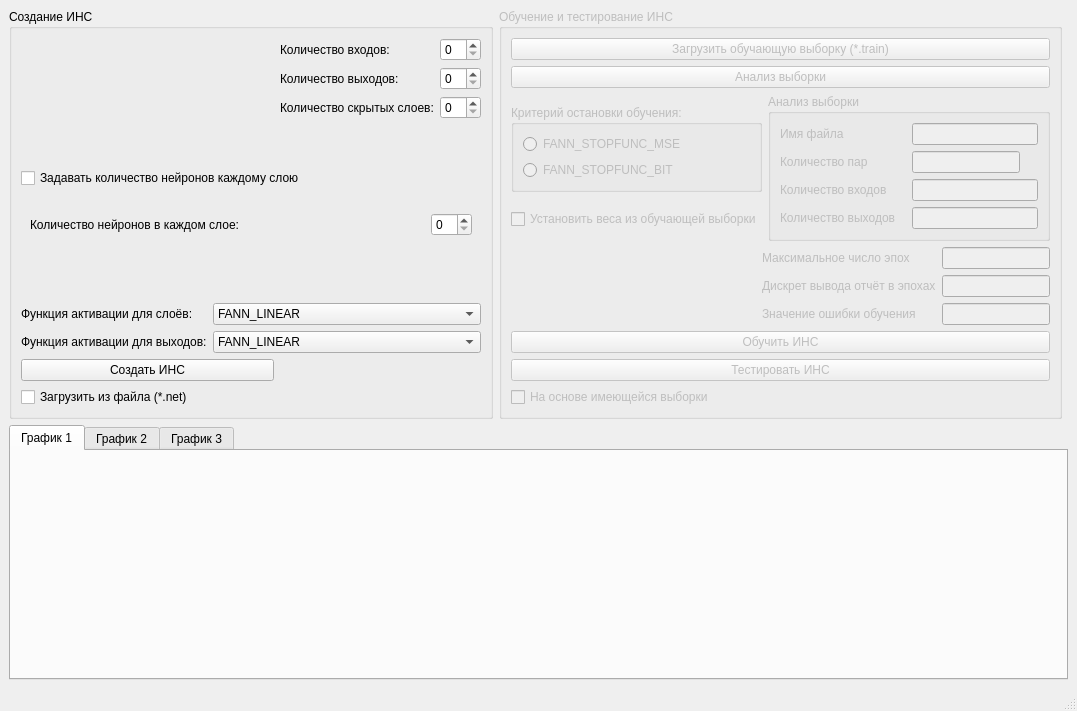
This is mainwindow.ui in dahelmm/Fann_Interface_Qt as Qt 5 draws it before an edit. The edited form follows.
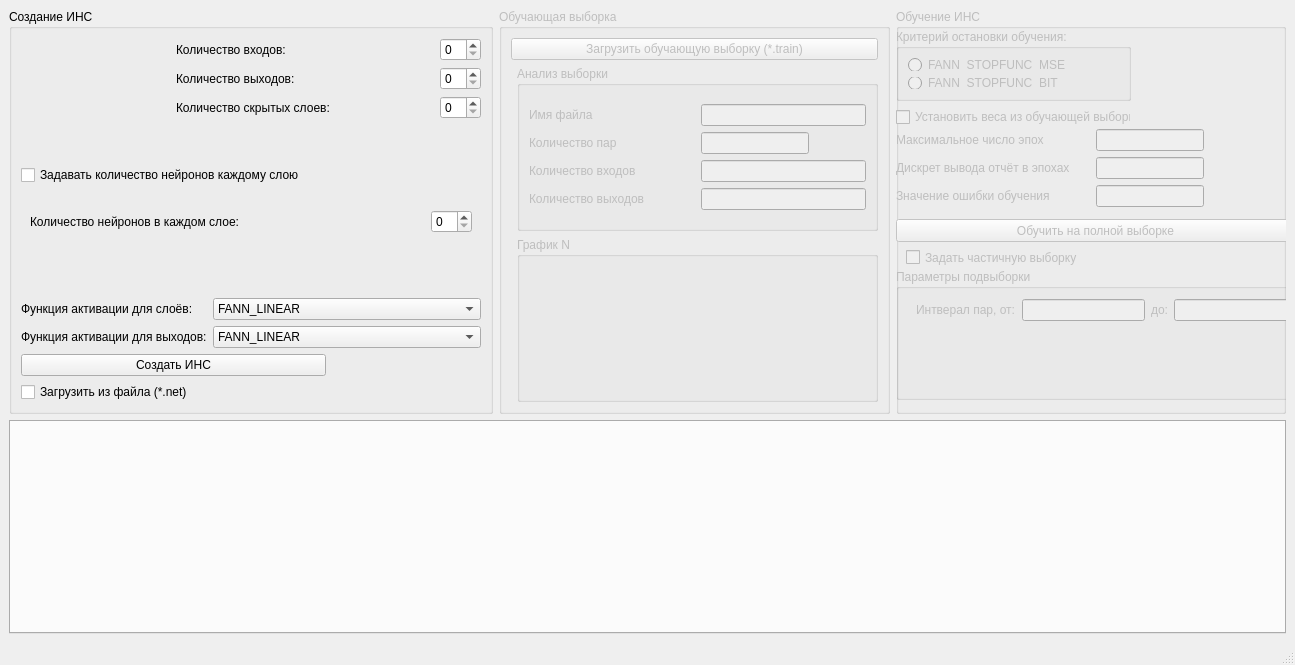
This is the edited form. Custom widgets are drawn as their Qt base class.

What changed in the file:
```diff
--- a/mainwindow.ui
+++ b/mainwindow.ui
@@ -6,8 +6,8 @@
    <rect>
     <x>0</x>
     <y>0</y>
-    <width>1053</width>
-    <height>711</height>
+    <width>1295</width>
+    <height>665</height>
    </rect>
   </property>
   <property name="windowTitle">
@@ -15,10 +15,358 @@
   </property>
   <widget class="QWidget" name="centralwidget">
    <layout class="QGridLayout" name="gridLayout_9">
+    <item row="0" column="2">
+     <widget class="QGroupBox" name="gB_training">
+      <property name="enabled">
+       <bool>false</bool>
+      </property>
+      <property name="sizePolicy">
+       <sizepolicy hsizetype="Expanding" vsizetype="Preferred">
+        <horstretch>0</horstretch>
+        <verstretch>0</verstretch>
+       </sizepolicy>
+      </property>
+      <property name="title">
+       <string>Обучение ИНС</string>
+      </property>
+      <widget class="QWidget" name="layoutWidget">
+       <property name="geometry">
+        <rect>
+         <x>0</x>
+         <y>20</y>
+         <width>235</width>
+         <height>98</height>
+        </rect>
+       </property>
+       <layout class="QVBoxLayout" name="verticalLayout">
+        <item>
+         <widget class="QGroupBox" name="gB_stopEducate">
+          <property name="sizePolicy">
+           <sizepolicy hsizetype="Expanding" vsizetype="Fixed">
+            <horstretch>0</horstretch>
+            <verstretch>0</verstretch>
+           </sizepolicy>
+          </property>
+          <property name="title">
+           <string>Критерий остановки обучения:</string>
+          </property>
+          <layout class="QGridLayout" name="gridLayout_3">
+           <item row="1" column="0">
+            <widget class="QRadioButton" name="rB_stop_bit">
+             <property name="text">
+              <string>FANN_STOPFUNC_BIT</string>
+             </property>
+            </widget>
+           </item>
+           <item row="0" column="0">
+            <widget class="QRadioButton" name="rB_stop_mse">
+             <property name="text">
+              <string>FANN_STOPFUNC_MSE</string>
+             </property>
+            </widget>
+           </item>
+          </layout>
+         </widget>
+        </item>
+        <item>
+         <widget class="QCheckBox" name="cB_set_weights">
+          <property name="text">
+           <string>Установить веса из обучающей выборки</string>
+          </property>
+         </widget>
+        </item>
+       </layout>
+      </widget>
+      <widget class="QWidget" name="layoutWidget_2">
+       <property name="geometry">
+        <rect>
+         <x>0</x>
+         <y>120</y>
+         <width>308</width>
+         <height>80</height>
+        </rect>
+       </property>
+       <layout class="QVBoxLayout" name="verticalLayout_2">
+        <item>
+         <layout class="QHBoxLayout" name="horizontalLayout_3">
+          <item>
+           <widget class="QLabel" name="l_max_count_eras">
+            <property name="sizePolicy">
+             <sizepolicy hsizetype="MinimumExpanding" vsizetype="Preferred">
+              <horstretch>0</horstretch>
+              <verstretch>0</verstretch>
+             </sizepolicy>
+            </property>
+            <property name="text">
+             <string>Максимальное число эпох</string>
+            </property>
+           </widget>
+          </item>
+          <item>
+           <widget class="QLineEdit" name="lE_max_count_eras">
+            <property name="sizePolicy">
+             <sizepolicy hsizetype="Minimum" vsizetype="Fixed">
+              <horstretch>0</horstretch>
+              <verstretch>0</verstretch>
+             </sizepolicy>
+            </property>
+           </widget>
+          </item>
+         </layout>
+        </item>
+        <item>
+         <layout class="QHBoxLayout" name="horizontalLayout_2">
+          <item>
+           <widget class="QLabel" name="l_ouput_report_eras">
+            <property name="sizePolicy">
+             <sizepolicy hsizetype="Expanding" vsizetype="Preferred">
+              <horstretch>0</horstretch>
+              <verstretch>0</verstretch>
+             </sizepolicy>
+            </property>
+            <property name="text">
+             <string>Дискрет вывода отчёт в эпохах</string>
+            </property>
+           </widget>
+          </item>
+          <item>
+           <widget class="QLineEdit" name="lE_ouput_report_eras">
+            <property name="sizePolicy">
+             <sizepolicy hsizetype="Minimum" vsizetype="Fixed">
+              <horstretch>0</horstretch>
+              <verstretch>0</verstretch>
+             </sizepolicy>
+            </property>
+           </widget>
+          </item>
+         </layout>
+        </item>
+        <item>
+         <layout class="QHBoxLayout" name="horizontalLayout">
+          <item>
+           <widget class="QLabel" name="l_learning_error_value">
+            <property name="sizePolicy">
+             <sizepolicy hsizetype="Expanding" vsizetype="Preferred">
+              <horstretch>0</horstretch>
+              <verstretch>0</verstretch>
+             </sizepolicy>
+            </property>
+            <property name="text">
+             <string>Значение ошибки обучения</string>
+            </property>
+           </widget>
+          </item>
+          <item>
+           <widget class="QLineEdit" name="lE_learning_error_value">
+            <property name="sizePolicy">
+             <sizepolicy hsizetype="Minimum" vsizetype="Fixed">
+              <horstretch>0</horstretch>
+              <verstretch>0</verstretch>
+             </sizepolicy>
+            </property>
+           </widget>
+          </item>
+         </layout>
+        </item>
+       </layout>
+      </widget>
+      <widget class="QPushButton" name="pB_educate">
+       <property name="geometry">
+        <rect>
+         <x>0</x>
+         <y>210</y>
+         <width>399</width>
+         <height>23</height>
+        </rect>
+       </property>
+       <property name="sizePolicy">
+        <sizepolicy hsizetype="MinimumExpanding" vsizetype="Fixed">
+         <horstretch>0</horstretch>
+         <verstretch>0</verstretch>
+        </sizepolicy>
+       </property>
+       <property name="text">
+        <string>Обучить на полной выборке</string>
+       </property>
+      </widget>
+      <widget class="QCheckBox" name="checkBox">
+       <property name="geometry">
+        <rect>
+         <x>10</x>
+         <y>240</y>
+         <width>201</width>
+         <height>17</height>
+        </rect>
+       </property>
+       <property name="text">
+        <string>Задать частичную выборку</string>
+       </property>
+      </widget>
+      <widget class="QGroupBox" name="gB_paraneters_subsample">
+       <property name="geometry">
+        <rect>
+         <x>0</x>
+         <y>260</y>
+         <width>411</width>
+         <height>131</height>
+        </rect>
+       </property>
+       <property name="title">
+        <string>Параметры подвыборки</string>
+       </property>
+       <widget class="QWidget" name="layoutWidget">
+        <property name="geometry">
+         <rect>
+          <x>20</x>
+          <y>30</y>
+          <width>380</width>
+          <height>22</height>
+         </rect>
+        </property>
+        <layout class="QHBoxLayout" name="horizontalLayout_7">
+         <item>
+          <widget class="QLabel" name="label">
+           <property name="text">
+            <string>Интверал пар, от:</string>
+           </property>
+          </widget>
+         </item>
+         <item>
+          <widget class="QLineEdit" name="lineEdit"/>
+         </item>
+         <item>
+          <widget class="QLabel" name="label_2">
+           <property name="text">
+            <string>до:</string>
+           </property>
+          </widget>
+         </item>
+         <item>
+          <widget class="QLineEdit" name="lineEdit_2"/>
+         </item>
+        </layout>
+       </widget>
+      </widget>
+     </widget>
+    </item>
+    <item row="0" column="1">
+     <widget class="QGroupBox" name="gB_training_set">
+      <property name="enabled">
+       <bool>false</bool>
+      </property>
+      <property name="sizePolicy">
+       <sizepolicy hsizetype="Expanding" vsizetype="Preferred">
+        <horstretch>0</horstretch>
+        <verstretch>0</verstretch>
+       </sizepolicy>
+      </property>
+      <property name="title">
+       <string>Обучающая выборка</string>
+      </property>
+      <layout class="QGridLayout" name="gridLayout_12">
+       <item row="1" column="1">
+        <widget class="QGroupBox" name="gB_analysis">
+         <property name="title">
+          <string>Анализ выборки</string>
+         </property>
+         <layout class="QGridLayout" name="gridLayout_4">
+          <item row="0" column="0">
+           <layout class="QVBoxLayout" name="verticalLayout_7">
+            <item>
+             <widget class="QLabel" name="l_analysis_fileName">
+              <property name="text">
+               <string>Имя файла</string>
+              </property>
+             </widget>
+            </item>
+            <item>
+             <widget class="QLabel" name="l_analysis_count_pair">
+              <property name="sizePolicy">
+               <sizepolicy hsizetype="MinimumExpanding" vsizetype="Preferred">
+                <horstretch>0</horstretch>
+                <verstretch>0</verstretch>
+               </sizepolicy>
+              </property>
+              <property name="text">
+               <string>Количество пар</string>
+              </property>
+             </widget>
+            </item>
+            <item>
+             <widget class="QLabel" name="l_analysis_count_input">
+              <property name="sizePolicy">
+               <sizepolicy hsizetype="MinimumExpanding" vsizetype="Preferred">
+                <horstretch>0</horstretch>
+                <verstretch>0</verstretch>
+               </sizepolicy>
+              </property>
+              <property name="text">
+               <string>Количество входов</string>
+              </property>
+             </widget>
+            </item>
+            <item>
+             <widget class="QLabel" name="l_analysis_count_output">
+              <property name="sizePolicy">
+               <sizepolicy hsizetype="MinimumExpanding" vsizetype="Preferred">
+                <horstretch>0</horstretch>
+                <verstretch>0</verstretch>
+               </sizepolicy>
+              </property>
+              <property name="text">
+               <string>Количество выходов</string>
+              </property>
+             </widget>
+            </item>
+           </layout>
+          </item>
+          <item row="0" column="1">
+           <layout class="QVBoxLayout" name="verticalLayout_6">
+            <item>
+             <widget class="QLineEdit" name="lE_analysis_fileName"/>
+            </item>
+            <item>
+             <widget class="QLineEdit" name="lE_analysis_count_pair">
+              <property name="sizePolicy">
+               <sizepolicy hsizetype="Maximum" vsizetype="Fixed">
+                <horstretch>0</horstretch>
+                <verstretch>0</verstretch>
+               </sizepolicy>
+              </property>
+             </widget>
+            </item>
+            <item>
+             <widget class="QLineEdit" name="lE_analysis_count_input"/>
+            </item>
+            <item>
+             <widget class="QLineEdit" name="lE_analysis_count_output"/>
+            </item>
+           </layout>
+          </item>
+         </layout>
+        </widget>
+       </item>
+       <item row="0" column="0" colspan="2">
+        <widget class="QPushButton" name="pB_load_sample">
+         <property name="text">
+          <string>Загрузить обучающую выборку (*.train)</string>
+         </property>
+        </widget>
+       </item>
+       <item row="2" column="1">
+        <widget class="QGroupBox" name="gB_graphic_N">
+         <property name="title">
+          <string>График N</string>
+         </property>
+        </widget>
+       </item>
+      </layout>
+     </widget>
+    </item>
     <item row="0" column="0">
      <widget class="QGroupBox" name="gB_create">
       <property name="sizePolicy">
-       <sizepolicy hsizetype="Preferred" vsizetype="Preferred">
+       <sizepolicy hsizetype="Expanding" vsizetype="Preferred">
         <horstretch>0</horstretch>
         <verstretch>0</verstretch>
        </sizepolicy>
@@ -221,6 +569,9 @@
                    <verstretch>0</verstretch>
                   </sizepolicy>
                  </property>
+                 <property name="value">
+                  <number>0</number>
+                 </property>
                 </widget>
                </item>
               </layout>
@@ -398,19 +749,6 @@
          </item>
         </layout>
        </item>
-       <item row="5" column="0">
-        <widget class="QPushButton" name="pB_create">
-         <property name="sizePolicy">
-          <sizepolicy hsizetype="Expanding" vsizetype="Fixed">
-           <horstretch>0</horstretch>
-           <verstretch>0</verstretch>
-          </sizepolicy>
-         </property>
-         <property name="text">
-          <string>Создать ИНС</string>
-         </property>
-        </widget>
-       </item>
        <item row="6" column="0" colspan="2">
         <widget class="QCheckBox" name="cB_load_from_file">
          <property name="text">
@@ -418,354 +756,33 @@
          </property>
         </widget>
        </item>
+       <item row="5" column="0" colspan="2">
+        <widget class="QPushButton" name="pB_create">
+         <property name="sizePolicy">
+          <sizepolicy hsizetype="Expanding" vsizetype="Fixed">
+           <horstretch>0</horstretch>
+           <verstretch>0</verstretch>
+          </sizepolicy>
+         </property>
+         <property name="text">
+          <string>Создать ИНС</string>
+         </property>
+        </widget>
+       </item>
       </layout>
      </widget>
     </item>
     <item row="1" column="0" colspan="3">
      <widget class="QTabWidget" name="tW_grapfics">
+      <property name="sizePolicy">
+       <sizepolicy hsizetype="MinimumExpanding" vsizetype="Expanding">
+        <horstretch>0</horstretch>
+        <verstretch>0</verstretch>
+       </sizepolicy>
+      </property>
       <property name="currentIndex">
        <number>0</number>
       </property>
-      <widget class="QWidget" name="tab_grapfic_1">
-       <attribute name="title">
-        <string>График 1</string>
-       </attribute>
-       <layout class="QGridLayout" name="gridLayout_8">
-        <item row="0" column="0">
-         <widget class="QCustomPlot" name="cP_grapfic_1" native="true">
-          <property name="sizePolicy">
-           <sizepolicy hsizetype="MinimumExpanding" vsizetype="MinimumExpanding">
-            <horstretch>0</horstretch>
-            <verstretch>0</verstretch>
-           </sizepolicy>
-          </property>
-         </widget>
-        </item>
-       </layout>
-      </widget>
-      <widget class="QWidget" name="tab_grapfic_2">
-       <attribute name="title">
-        <string>График 2</string>
-       </attribute>
-       <layout class="QGridLayout" name="gridLayout_10">
-        <item row="0" column="0">
-         <widget class="QCustomPlot" name="cP_grapfic_2" native="true">
-          <property name="sizePolicy">
-           <sizepolicy hsizetype="MinimumExpanding" vsizetype="MinimumExpanding">
-            <horstretch>0</horstretch>
-            <verstretch>0</verstretch>
-           </sizepolicy>
-          </property>
-         </widget>
-        </item>
-       </layout>
-      </widget>
-      <widget class="QWidget" name="tab_grapfic_3">
-       <attribute name="title">
-        <string>График 3</string>
-       </attribute>
-       <layout class="QGridLayout" name="gridLayout_11">
-        <item row="0" column="0">
-         <widget class="QCustomPlot" name="cP_grapfic_3" native="true">
-          <property name="sizePolicy">
-           <sizepolicy hsizetype="MinimumExpanding" vsizetype="MinimumExpanding">
-            <horstretch>0</horstretch>
-            <verstretch>0</verstretch>
-           </sizepolicy>
-          </property>
-         </widget>
-        </item>
-       </layout>
-      </widget>
-     </widget>
-    </item>
-    <item row="0" column="1">
-     <widget class="QGroupBox" name="gB_educate_and_test">
-      <property name="enabled">
-       <bool>false</bool>
-      </property>
-      <property name="title">
-       <string>Обучение и тестирование ИНС</string>
-      </property>
-      <layout class="QGridLayout" name="gridLayout_12">
-       <item row="0" column="0" colspan="3">
-        <widget class="QPushButton" name="pB_load_sample">
-         <property name="text">
-          <string>Загрузить обучающую выборку (*.train)</string>
-         </property>
-        </widget>
-       </item>
-       <item row="1" column="0" colspan="3">
-        <widget class="QPushButton" name="pB_analyze">
-         <property name="sizePolicy">
-          <sizepolicy hsizetype="Expanding" vsizetype="Fixed">
-           <horstretch>0</horstretch>
-           <verstretch>0</verstretch>
-          </sizepolicy>
-         </property>
-         <property name="text">
-          <string>Анализ выборки</string>
-         </property>
-        </widget>
-       </item>
-       <item row="2" column="0" colspan="2">
-        <layout class="QVBoxLayout" name="verticalLayout">
-         <item>
-          <widget class="QGroupBox" name="gB_stopEducate">
-           <property name="sizePolicy">
-            <sizepolicy hsizetype="Expanding" vsizetype="Fixed">
-             <horstretch>0</horstretch>
-             <verstretch>0</verstretch>
-            </sizepolicy>
-           </property>
-           <property name="title">
-            <string>Критерий остановки обучения:</string>
-           </property>
-           <layout class="QGridLayout" name="gridLayout_3">
-            <item row="1" column="0">
-             <widget class="QRadioButton" name="rB_stop_bit">
-              <property name="text">
-               <string>FANN_STOPFUNC_BIT</string>
-              </property>
-             </widget>
-            </item>
-            <item row="0" column="0">
-             <widget class="QRadioButton" name="rB_stop_mse">
-              <property name="text">
-               <string>FANN_STOPFUNC_MSE</string>
-              </property>
-             </widget>
-            </item>
-           </layout>
-          </widget>
-         </item>
-         <item>
-          <widget class="QCheckBox" name="cB_set_weights">
-           <property name="text">
-            <string>Установить веса из обучающей выборки</string>
-           </property>
-          </widget>
-         </item>
-        </layout>
-       </item>
-       <item row="2" column="2">
-        <widget class="QGroupBox" name="gB_analysis">
-         <property name="title">
-          <string>Анализ выборки</string>
-         </property>
-         <layout class="QGridLayout" name="gridLayout_4">
-          <item row="0" column="0">
-           <layout class="QVBoxLayout" name="verticalLayout_7">
-            <item>
-             <widget class="QLabel" name="l_analysis_fileName">
-              <property name="text">
-               <string>Имя файла</string>
-              </property>
-             </widget>
-            </item>
-            <item>
-             <widget class="QLabel" name="l_analysis_count_pair">
-              <property name="sizePolicy">
-               <sizepolicy hsizetype="MinimumExpanding" vsizetype="Preferred">
-                <horstretch>0</horstretch>
-                <verstretch>0</verstretch>
-               </sizepolicy>
-              </property>
-              <property name="text">
-               <string>Количество пар</string>
-              </property>
-             </widget>
-            </item>
-            <item>
-             <widget class="QLabel" name="l_analysis_count_input">
-              <property name="sizePolicy">
-               <sizepolicy hsizetype="MinimumExpanding" vsizetype="Preferred">
-                <horstretch>0</horstretch>
-                <verstretch>0</verstretch>
-               </sizepolicy>
-              </property>
-              <property name="text">
-               <string>Количество входов</string>
-              </property>
-             </widget>
-            </item>
-            <item>
-             <widget class="QLabel" name="l_analysis_count_output">
-              <property name="sizePolicy">
-               <sizepolicy hsizetype="MinimumExpanding" vsizetype="Preferred">
-                <horstretch>0</horstretch>
-                <verstretch>0</verstretch>
-               </sizepolicy>
-              </property>
-              <property name="text">
-               <string>Количество выходов</string>
-              </property>
-             </widget>
-            </item>
-           </layout>
-          </item>
-          <item row="0" column="1">
-           <layout class="QVBoxLayout" name="verticalLayout_6">
-            <item>
-             <widget class="QLineEdit" name="lE_analysis_fileName"/>
-            </item>
-            <item>
-             <widget class="QLineEdit" name="lE_analysis_count_pair">
-              <property name="sizePolicy">
-               <sizepolicy hsizetype="Maximum" vsizetype="Fixed">
-                <horstretch>0</horstretch>
-                <verstretch>0</verstretch>
-               </sizepolicy>
-              </property>
-             </widget>
-            </item>
-            <item>
-             <widget class="QLineEdit" name="lE_analysis_count_input"/>
-            </item>
-            <item>
-             <widget class="QLineEdit" name="lE_analysis_count_output"/>
-            </item>
-           </layout>
-          </item>
-         </layout>
-        </widget>
-       </item>
-       <item row="3" column="0">
-        <spacer name="horizontalSpacer_2">
-         <property name="orientation">
-          <enum>Qt::Horizontal</enum>
-         </property>
-         <property name="sizeHint" stdset="0">
-          <size>
-           <width>174</width>
-           <height>20</height>
-          </size>
-         </property>
-        </spacer>
-       </item>
-       <item row="3" column="1" colspan="2">
-        <layout class="QVBoxLayout" name="verticalLayout_2">
-         <item>
-          <layout class="QHBoxLayout" name="horizontalLayout_3">
-           <item>
-            <widget class="QLabel" name="l_max_count_eras">
-             <property name="sizePolicy">
-              <sizepolicy hsizetype="MinimumExpanding" vsizetype="Preferred">
-               <horstretch>0</horstretch>
-               <verstretch>0</verstretch>
-              </sizepolicy>
-             </property>
-             <property name="text">
-              <string>Максимальное число эпох</string>
-             </property>
-            </widget>
-           </item>
-           <item>
-            <widget class="QLineEdit" name="lE_max_count_eras">
-             <property name="sizePolicy">
-              <sizepolicy hsizetype="Minimum" vsizetype="Fixed">
-               <horstretch>0</horstretch>
-               <verstretch>0</verstretch>
-              </sizepolicy>
-             </property>
-            </widget>
-           </item>
-          </layout>
-         </item>
-         <item>
-          <layout class="QHBoxLayout" name="horizontalLayout_2">
-           <item>
-            <widget class="QLabel" name="l_ouput_report_eras">
-             <property name="sizePolicy">
-              <sizepolicy hsizetype="Expanding" vsizetype="Preferred">
-               <horstretch>0</horstretch>
-               <verstretch>0</verstretch>
-              </sizepolicy>
-             </property>
-             <property name="text">
-              <string>Дискрет вывода отчёт в эпохах</string>
-             </property>
-            </widget>
-           </item>
-           <item>
-            <widget class="QLineEdit" name="lE_ouput_report_eras">
-             <property name="sizePolicy">
-              <sizepolicy hsizetype="Minimum" vsizetype="Fixed">
-               <horstretch>0</horstretch>
-               <verstretch>0</verstretch>
-              </sizepolicy>
-             </property>
-            </widget>
-           </item>
-          </layout>
-         </item>
-         <item>
-          <layout class="QHBoxLayout" name="horizontalLayout">
-           <item>
-            <widget class="QLabel" name="l_learning_error_value">
-             <property name="sizePolicy">
-              <sizepolicy hsizetype="Expanding" vsizetype="Preferred">
-               <horstretch>0</horstretch>
-               <verstretch>0</verstretch>
-              </sizepolicy>
-             </property>
-             <property name="text">
-              <string>Значение ошибки обучения</string>
-             </property>
-            </widget>
-           </item>
-           <item>
-            <widget class="QLineEdit" name="lE_learning_error_value">
-             <property name="sizePolicy">
-              <sizepolicy hsizetype="Minimum" vsizetype="Fixed">
-               <horstretch>0</horstretch>
-               <verstretch>0</verstretch>
-              </sizepolicy>
-             </property>
-            </widget>
-           </item>
-          </layout>
-         </item>
-        </layout>
-       </item>
-       <item row="4" column="0" colspan="3">
-        <widget class="QPushButton" name="pB_educate">
-         <property name="sizePolicy">
-          <sizepolicy hsizetype="MinimumExpanding" vsizetype="Fixed">
-           <horstretch>0</horstretch>
-           <verstretch>0</verstretch>
-          </sizepolicy>
-         </property>
-         <property name="text">
-          <string>Обучить ИНС</string>
-         </property>
-        </widget>
-       </item>
-       <item row="5" column="0" colspan="3">
-        <layout class="QVBoxLayout" name="verticalLayout_3">
-         <item>
-          <widget class="QPushButton" name="pB_testing">
-           <property name="sizePolicy">
-            <sizepolicy hsizetype="MinimumExpanding" vsizetype="Fixed">
-             <horstretch>0</horstretch>
-             <verstretch>0</verstretch>
-            </sizepolicy>
-           </property>
-           <property name="text">
-            <string>Тестировать ИНС</string>
-           </property>
-          </widget>
-         </item>
-         <item>
-          <widget class="QCheckBox" name="cB_take_sample">
-           <property name="text">
-            <string>На основе имеющейся выборки</string>
-           </property>
-          </widget>
-         </item>
-        </layout>
-       </item>
-      </layout>
      </widget>
     </item>
    </layout>
@@ -782,14 +799,6 @@
   </widget>
   <widget class="QStatusBar" name="statusbar"/>
  </widget>
- <customwidgets>
-  <customwidget>
-   <class>QCustomPlot</class>
-   <extends>QWidget</extends>
-   <header>qcustomplot.h</header>
-   <container>1</container>
-  </customwidget>
- </customwidgets>
  <resources/>
  <connections/>
 </ui>
```
Left out of the diff: 19 changed lines with no effect on the pictures.
